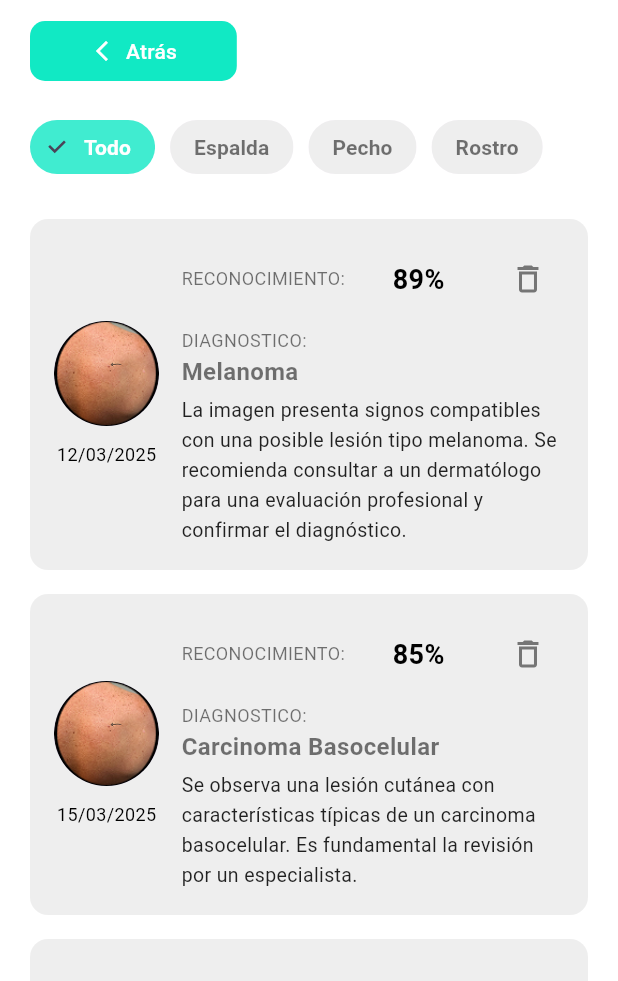
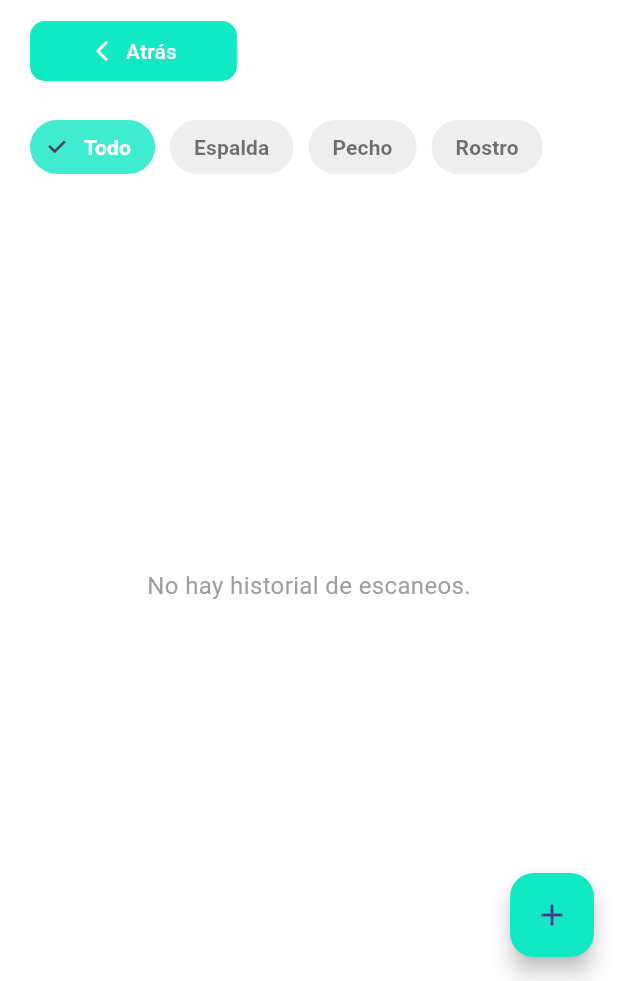
Before and after one commit to Niv3kk/skin_cancer, a Flutter app: the HistoryScreen screen opened directly, on a phone screen of 412 x 824 dp, the part 255-1236 px from its top. Run offline on Flutter 3.47's test engine with Material 3 defaults, Android fonts, the phone set to English and light mode, and no system bars; our stand-ins replace firebase_auth, firebase_core, firebase_database, google_mobile_ads, google_sign_in, sqflite; missing offline and left inert: model_viewer_plus; accounts and stored records are empty.

```diff
--- a/lib/presentation/screens/history_screen.dart
+++ b/lib/presentation/screens/history_screen.dart
@@ -1,22 +1,9 @@
+// lib/presentation/screens/history_screen.dart
+
 import 'package:flutter/material.dart';
-
-// --- MODELO DE DATOS ACTUALIZADO ---
-// Se divide 'diagnosis' en 'diagnosisType' y 'diagnosisDescription'.
-class ScanHistoryItem {
-  final String imagePath;
-  final String date;
-  final String recognition;
-  final String diagnosisType;
-  final String diagnosisDescription;
-
-  ScanHistoryItem({
-    required this.imagePath,
-    required this.date,
-    required this.recognition,
-    required this.diagnosisType,
-    required this.diagnosisDescription,
-  });
-}
+// --- IMPORTAMOS LOS ARCHIVOS NUEVOS ---
+import 'package:skin_cancer_detector/core/models/scan_history_item.dart';
+import 'package:skin_cancer_detector/services/database_helper.dart';
 
 class HistoryScreen extends StatefulWidget {
   const HistoryScreen({super.key});
@@ -29,64 +16,108 @@ class _HistoryScreenState extends State<HistoryScreen> {
   final List<String> _filters = ['Todo', 'Espalda', 'Pecho', 'Rostro'];
   int _selectedFilterIndex = 0;
 
-  // --- LISTA DE EJEMPLO ACTUALIZADA CON LA NUEVA ESTRUCTURA ---
-  final List<ScanHistoryItem> _historyItems = [
-    ScanHistoryItem(
-      imagePath: 'assets/images/scan_1.png',
-      date: '12/03/2025',
-      recognition: '89%',
-      diagnosisType: 'Melanoma',
-      diagnosisDescription: 'La imagen presenta signos compatibles con una posible lesión tipo melanoma. Se recomienda consultar a un dermatólogo para una evaluación profesional y confirmar el diagnóstico.',
-    ),
-    ScanHistoryItem(
-      imagePath: 'assets/images/scan_1.png',
-      date: '15/03/2025',
-      recognition: '85%',
-      diagnosisType: 'Carcinoma Basocelular',
-      diagnosisDescription: 'Se observa una lesión cutánea con características típicas de un carcinoma basocelular. Es fundamental la revisión por un especialista.',
-    ),
-    ScanHistoryItem(
-      imagePath: 'assets/images/scan_1.png',
-      date: '20/03/2025',
-      recognition: '79%',
-      diagnosisType: 'Queratosis Actínica',
-      diagnosisDescription: 'Se detectan signos consistentes con queratosis actínica. Se aconseja seguimiento y posible tratamiento médico.',
-    ),
-    ScanHistoryItem(
+  // --- ESTO ES NUEVO ---
+  // Usamos un Future para cargar los datos de la DB
+  late Future<List<ScanHistoryItem>> _historyItemsFuture;
+  final dbHelper = DatabaseHelper.instance;
+
+  @override
+  void initState() {
+    super.initState();
+    // Al iniciar la pantalla, cargamos el historial de la DB
+    _refreshHistoryList();
+  }
+
+  // --- ESTO ES NUEVO ---
+  // Función para recargar la lista desde la DB
+  void _refreshHistoryList() {
+    setState(() {
+      _historyItemsFuture = dbHelper.getScans();
+    });
+  }
+
+  // --- ESTO ES NUEVO ---
+  // Función para eliminar un item
+  void _deleteItem(int id) async {
+    await dbHelper.deleteScan(id);
+    _refreshHistoryList(); // Recargamos la lista
+    if (mounted) {
+      ScaffoldMessenger.of(context).showSnackBar(
+          const SnackBar(content: Text('Historial eliminado')));
+    }
+  }
+
+  // --- ESTO ES NUEVO (PARA PRUEBAS) ---
+  // Un botón temporal para añadir un escaneo de prueba
+  void _addTestScan() async {
+    final newItem = ScanHistoryItem(
       imagePath: 'assets/images/scan_1.png',
       date: '25/03/2025',
       recognition: '91%',
-      diagnosisType: 'Nevus Atípico',
-      diagnosisDescription: 'La imagen muestra un nevus con algunas características atípicas. Se sugiere un control dermatoscópico detallado.',
-    ),
-    ScanHistoryItem(
-      imagePath: 'assets/images/scan_1.png',
-      date: '30/03/2025',
-      recognition: '70%',
-      diagnosisType: 'Lesión Benigna',
-      diagnosisDescription: 'Los indicadores sugieren una lesión de naturaleza benigna. Sin embargo, ante cualquier cambio, consulte a un especialista.',
-    ),
-  ];
+      diagnosisType: 'Prueba de DB',
+      diagnosisDescription: 'Este item fue añadido desde la base de datos.',
+    );
+    await dbHelper.addScan(newItem);
+    _refreshHistoryList(); // Recargamos la lista
+  }
 
   @override
   Widget build(BuildContext context) {
     return Scaffold(
       backgroundColor: Colors.white,
+      // --- BOTÓN DE PRUEBA PARA AÑADIR DATOS ---
+      floatingActionButton: FloatingActionButton(
+        onPressed: _addTestScan,
+        child: const Icon(Icons.add),
+        backgroundColor: const Color(0xFF11E9C4),
+      ),
       body: SafeArea(
         child: Column(
           children: [
             _buildHeader(context),
             _buildFilters(),
+            // --- ESTO ESTÁ MODIFICADO ---
+            // Usamos un FutureBuilder para esperar a que la DB responda
             Expanded(
-              child: ListView.builder(
-                padding: const EdgeInsets.symmetric(horizontal: 20.0, vertical: 10.0),
-                itemCount: _historyItems.length,
-                itemBuilder: (context, index) {
-                  final item = _historyItems[index];
-                  return _HistoryCard(
-                    item: item,
-                    onDelete: () {
-                      print('Eliminar: ${item.diagnosisType}');
+              child: FutureBuilder<List<ScanHistoryItem>>(
+                future: _historyItemsFuture,
+                builder: (context, snapshot) {
+                  // Caso 1: Cargando...
+                  if (snapshot.connectionState == ConnectionState.waiting) {
+                    return const Center(child: CircularProgressIndicator());
+                  }
+                  // Caso 2: Error
+                  if (snapshot.hasError) {
+                    return const Center(
+                        child: Text('Error al cargar el historial'));
+                  }
+                  // Caso 3: Éxito (pero no hay datos)
+                  if (!snapshot.hasData || snapshot.data!.isEmpty) {
+                    return const Center(
+                      child: Text(
+                        'No hay historial de escaneos.',
+                        style: TextStyle(fontSize: 16, color: Colors.grey),
+                      ),
+                    );
+                  }
+
+                  // Caso 4: Éxito (y hay datos)
+                  final historyItems = snapshot.data!;
+                  return ListView.builder(
+                    padding: const EdgeInsets.symmetric(
+                        horizontal: 20.0, vertical: 10.0),
+                    itemCount: historyItems.length,
+                    itemBuilder: (context, index) {
+                      final item = historyItems[index];
+                      return _HistoryCard(
+                        item: item,
+                        onDelete: () {
+                          // Llamamos a _deleteItem con el ID de la DB
+                          if (item.id != null) {
+                            _deleteItem(item.id!);
+                          }
+                        },
+                      );
                     },
                   );
                 },
@@ -98,7 +129,12 @@ class _HistoryScreenState extends State<HistoryScreen> {
     );
   }
 
+  // --- EL RESTO DE TUS WIDGETS (Header, Filters, Card) ---
+  // --- NO HAN SIDO MODIFICADOS ---
+  // ... (Pega aquí tus widgets _buildHeader, _buildFilters, y la clase _HistoryCard)
+  // ...
   Widget _buildHeader(BuildContext context) {
+    // ... (Tu código de _buildHeader)
     return Padding(
       padding: const EdgeInsets.fromLTRB(20, 20, 20, 10),
       child: Column(
@@ -129,6 +165,7 @@ class _HistoryScreenState extends State<HistoryScreen> {
   }
 
   Widget _buildFilters() {
+    // ... (Tu código de _buildFilters)
     return Container(
       height: 60,
       padding: const EdgeInsets.symmetric(vertical: 10),
@@ -166,8 +203,8 @@ class _HistoryScreenState extends State<HistoryScreen> {
   }
 }
 
-// --- TARJETA DE HISTORIAL CON EL NUEVO DISEÑO ---
 class _HistoryCard extends StatelessWidget {
+  // ... (Tu código de _HistoryCard)
   final ScanHistoryItem item;
   final VoidCallback onDelete;
 
--- a/pubspec.yaml
+++ b/pubspec.yaml
@@ -36,6 +36,8 @@ dependencies:
   firebase_auth: ^5.0.0    # Para la autenticación
   firebase_database: ^11.0.0 # Para Realtime Database
   google_sign_in: ^6.2.1
+  sqflite: ^2.3.3+1
+  path: ^1.9.0
 
   # The following adds the Cupertino Icons font to your application.
   # Use with the CupertinoIcons class for iOS style icons.
```
Also changed, not shown: lib/core/models/scan_history_item.dart (added, +43 -0 lines), lib/presentation/screens/account_screen.dart (+12 -3 lines), lib/services/database_helper.dart (added, +70 -0 lines), pubspec.lock.
